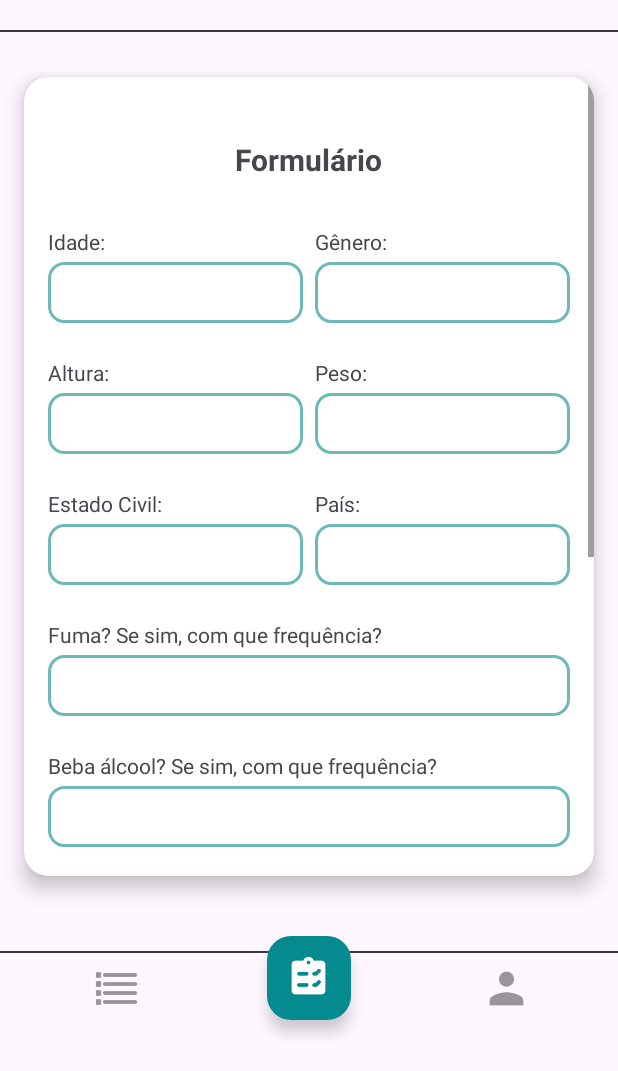
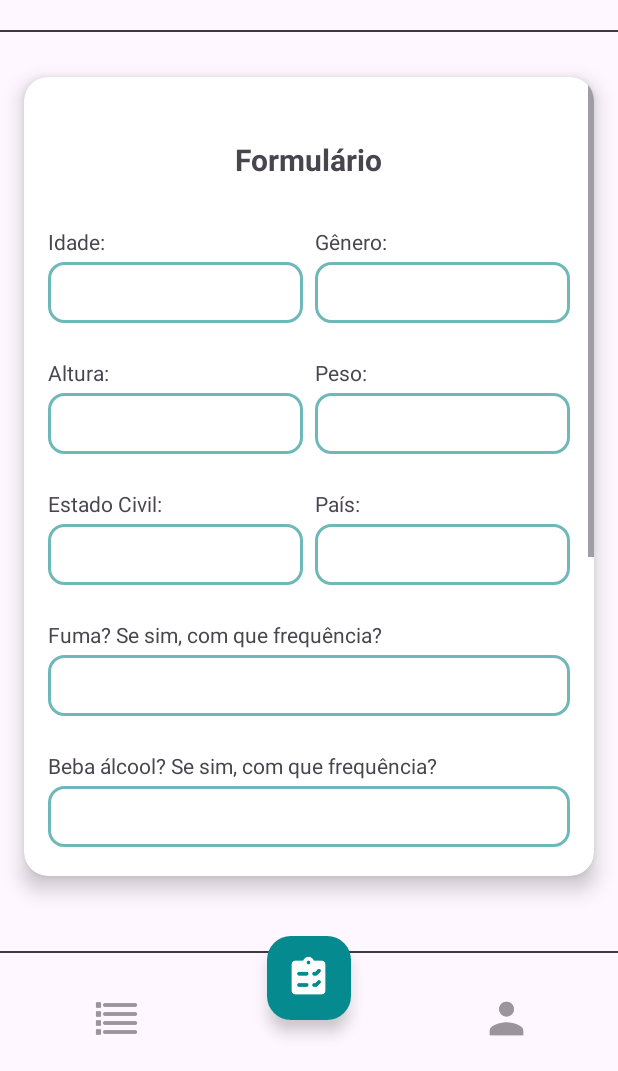
Before and after one commit to aaaaaaaaana/sprint3, an Android app: the Formulario screen opened directly, with no data from a screen before it, on a phone screen of 412 x 824 dp, the part 165-1236 px from its top. Run offline under Robolectric (Android 15) with nearby library versions, the phone set to English and light mode, and no system bars.

Commit message:
navegacao feita (agora é real oficial

```diff
--- a/app/src/main/java/com/bma/healy/MainActivity.kt
+++ b/app/src/main/java/com/bma/healy/MainActivity.kt
@@ -30,7 +30,9 @@ class MainActivity : AppCompatActivity() {
 
         binding.botaoLogin.setOnClickListener(View.OnClickListener {
             if(binding.user.text.toString() == "user" && binding.senha.text.toString() == "1234"){
-
+                Toast.makeText(this, "Logado com Sucesso", Toast.LENGTH_SHORT).show()
+            } else {
+                Toast.makeText(this, "Falha no Login", Toast.LENGTH_SHORT).show()
             }
         })
 
@@ -50,7 +52,7 @@ class MainActivity : AppCompatActivity() {
 
         botaoLogin.setOnClickListener {
 
-            var intent = Intent(this, Perfil::class.java)
+            var intent = Intent(this, Home::class.java)
 
             startActivity(intent)
         }
--- a/app/src/main/res/layout/activity_formulario.xml
+++ b/app/src/main/res/layout/activity_formulario.xml
@@ -412,11 +412,12 @@
 
         </ScrollView>
     </androidx.cardview.widget.CardView>
+
+
     <androidx.coordinatorlayout.widget.CoordinatorLayout
         android:id="@+id/coordinatorLayout"
         android:layout_width="match_parent"
-        android:layout_height="wrap_content"
-        android:layout_marginBottom="20dp"
+        android:layout_height="100dp"
         app:layout_constraintBottom_toBottomOf="parent"
         app:layout_constraintEnd_toEndOf="parent"
         app:layout_constraintStart_toStartOf="parent">
@@ -431,14 +432,13 @@
         <com.google.android.material.bottomappbar.BottomAppBar
             android:id="@+id/menu"
             android:layout_width="match_parent"
-            android:layout_height="wrap_content"
+            android:layout_height="60dp"
             android:layout_gravity="bottom"
             android:backgroundTint="#00FFFFFF"
             app:fabAlignmentMode="center"
             app:fabCradleMargin="10dp"
             app:fabCradleRoundedCornerRadius="50dp"
             app:fabCradleVerticalOffset="6dp">
-
 
             <LinearLayout
                 android:layout_width="match_parent"
@@ -508,5 +508,4 @@
             app:maxImageSize="30dp"
             app:tint="@color/white" />
     </androidx.coordinatorlayout.widget.CoordinatorLayout>
-
 </androidx.constraintlayout.widget.ConstraintLayout>
--- a/app/src/main/res/layout/activity_home.xml
+++ b/app/src/main/res/layout/activity_home.xml
@@ -514,8 +514,7 @@
     <androidx.coordinatorlayout.widget.CoordinatorLayout
         android:id="@+id/coordinatorLayout"
         android:layout_width="match_parent"
-        android:layout_height="wrap_content"
-        android:layout_marginBottom="20dp"
+        android:layout_height="100dp"
         app:layout_constraintBottom_toBottomOf="parent"
         app:layout_constraintEnd_toEndOf="parent"
         app:layout_constraintStart_toStartOf="parent">
@@ -530,14 +529,13 @@
         <com.google.android.material.bottomappbar.BottomAppBar
             android:id="@+id/menu"
             android:layout_width="match_parent"
-            android:layout_height="wrap_content"
+            android:layout_height="60dp"
             android:layout_gravity="bottom"
             android:backgroundTint="#00FFFFFF"
             app:fabAlignmentMode="center"
             app:fabCradleMargin="10dp"
             app:fabCradleRoundedCornerRadius="50dp"
             app:fabCradleVerticalOffset="6dp">
-
 
             <LinearLayout
                 android:layout_width="match_parent"
--- a/app/src/main/res/layout/activity_perfil.xml
+++ b/app/src/main/res/layout/activity_perfil.xml
@@ -261,11 +261,11 @@
         </LinearLayout>
     </ScrollView>
 
+
     <androidx.coordinatorlayout.widget.CoordinatorLayout
         android:id="@+id/coordinatorLayout"
         android:layout_width="match_parent"
         android:layout_height="100dp"
-        android:layout_marginBottom="20dp"
         app:layout_constraintBottom_toBottomOf="parent"
         app:layout_constraintEnd_toEndOf="parent"
         app:layout_constraintStart_toStartOf="parent">
```
